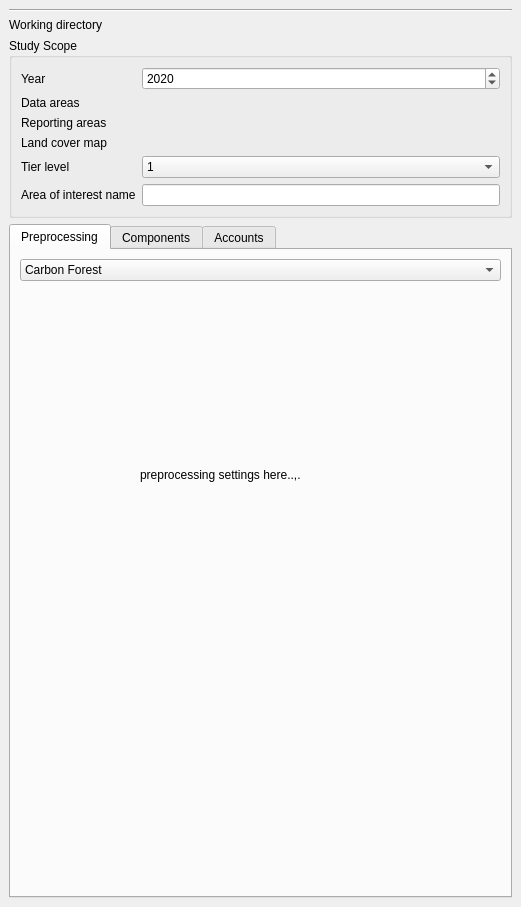
VITObelgium/sys4enca, file enca_plugin/enca_plugin_dockwidget_base.ui: the form before one commit.
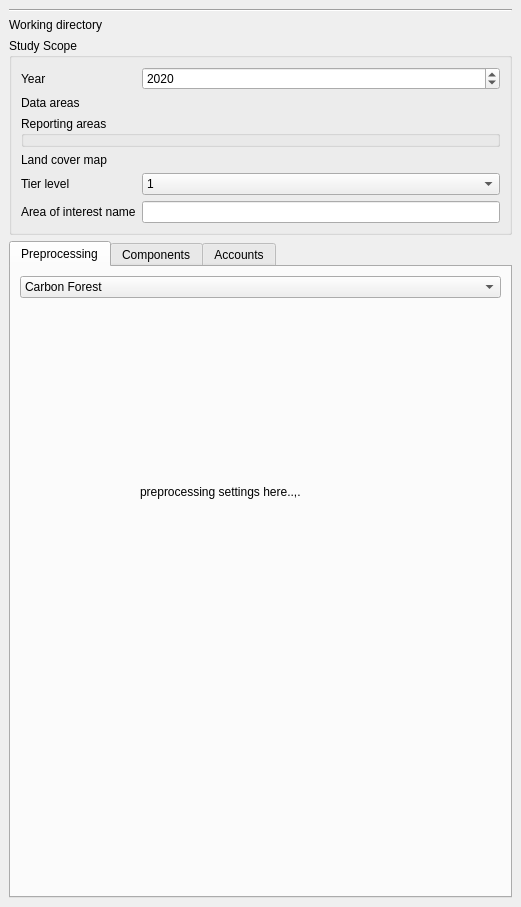
The form after the commit. Custom widgets are drawn as their Qt base class.

Commit message: Add RegionPicker custom widget.

What changed in the file:
```diff
--- a/enca_plugin/enca_plugin_dockwidget_base.ui
+++ b/enca_plugin/enca_plugin_dockwidget_base.ui
@@ -83,9 +83,9 @@
          <item row="1" column="1">
           <widget class="QgsFileWidget" name="mQgsFileWidget_3"/>
          </item>
-         <item row="2" column="0">
-          <widget class="QLabel" name="label_5">
-           <property name="text">
+         <item row="2" column="0" colspan="2">
+          <widget class="RegionPicker" name="widget">
+           <property name="title">
             <string>Reporting areas</string>
            </property>
           </widget>
@@ -374,6 +374,12 @@
    <extends>QSpinBox</extends>
    <header>qgsspinbox.h</header>
   </customwidget>
+  <customwidget>
+   <class>RegionPicker</class>
+   <extends>QGroupBox</extends>
+   <header>enca_plugin/region_picker.h</header>
+   <container>1</container>
+  </customwidget>
  </customwidgets>
  <tabstops>
   <tabstop>comboBox_3</tabstop>
```
Left out of the diff: 21 changed lines with no effect on the pictures. The commit also changes 1 other file.
